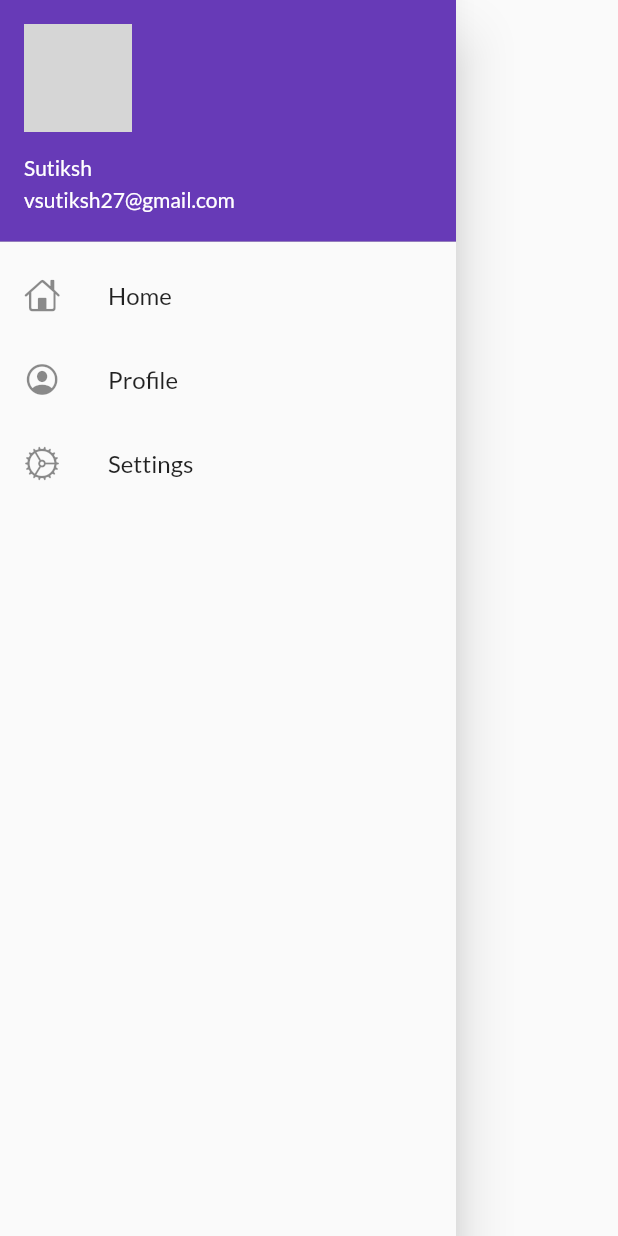
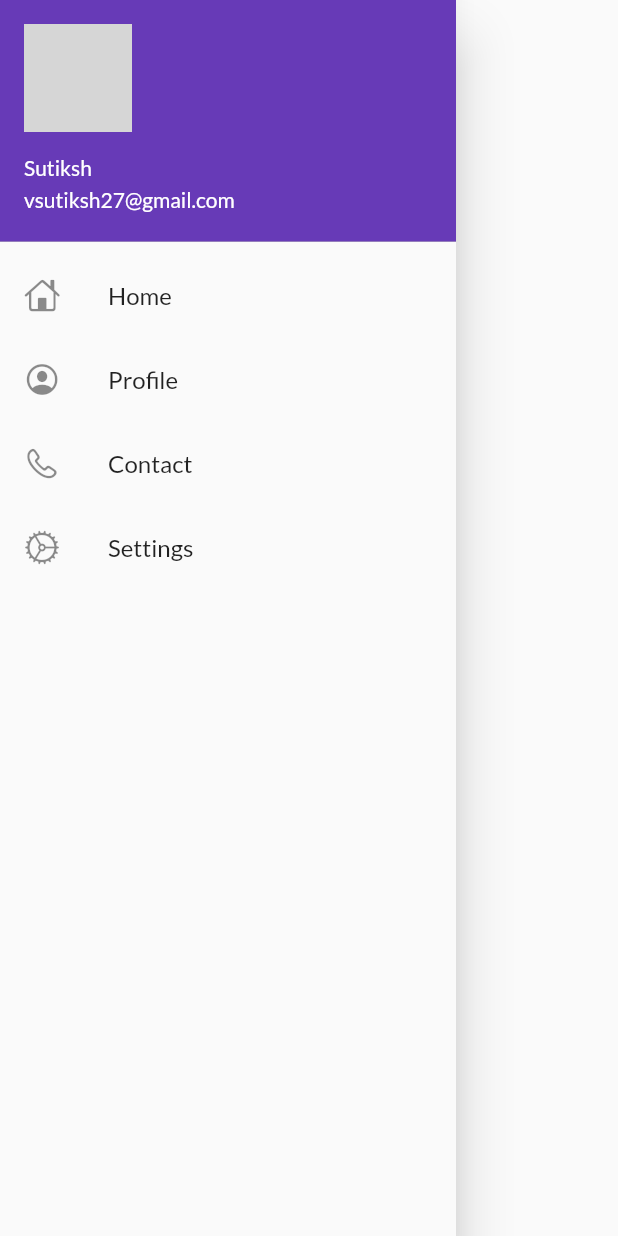
Before and after one commit to Sutiksh/30DaysOfFlutter, a Flutter app: the MyDrawer widget shown alone on an empty page, opened directly, on a phone screen of 412 x 824 dp. Run offline on Flutter 3.47's test engine with Material 2 defaults, Android fonts, the phone set to English and light mode, and no system bars; our stand-ins replace google_fonts; network calls fail; grey boxes are pictures that could not be loaded.

Commit message:
Day 9 completed

```diff
--- a/lib/widgets/drawer.dart
+++ b/lib/widgets/drawer.dart
@@ -31,6 +31,10 @@ class MyDrawer extends StatelessWidget {
             title: Text("Profile"),
           ),
           ListTile(
+            leading: Icon(CupertinoIcons.phone),
+            title: Text("Contact"),
+          ),
+          ListTile(
             leading: Icon(CupertinoIcons.settings),
             title: Text("Settings"),
           ),
```
